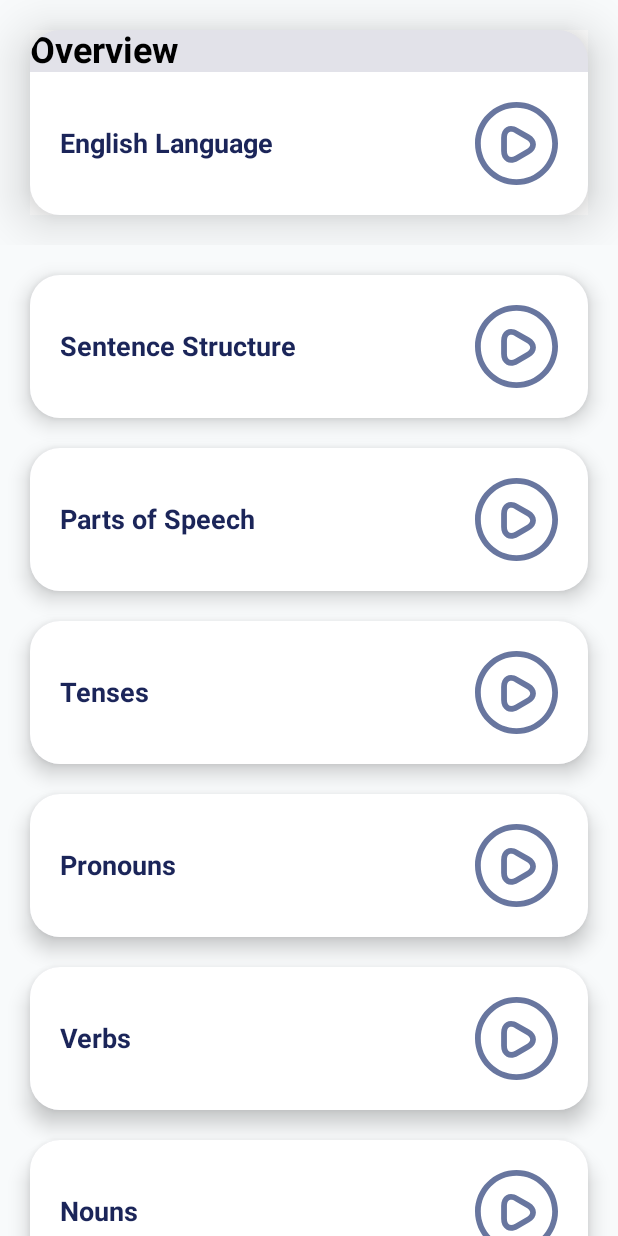
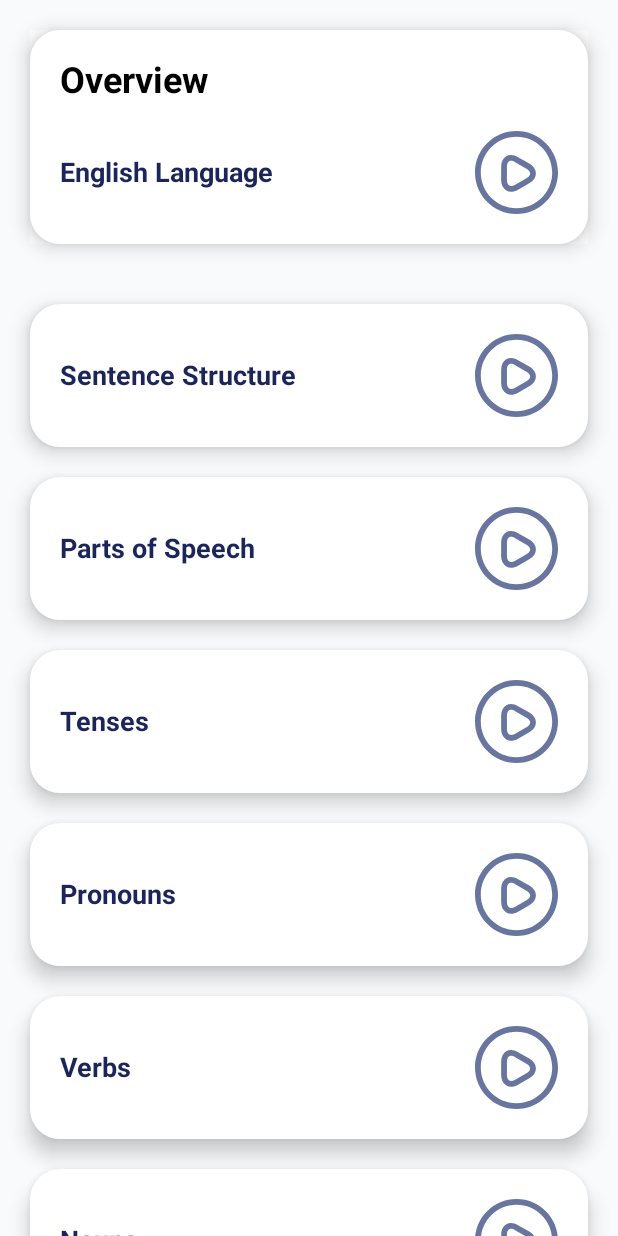
Before and after one commit to ElikplimSunu/Vizium, an Android app built with Jetpack Compose: the CourseActivity screen opened directly, with no data from a screen before it, on a phone screen of 412 x 824 dp. Run offline under Robolectric (Android 15) with nearby library versions, the phone set to English and light mode, and no system bars.

Commit message:
Merged the main branch with the fix-reader branch to update changes

```diff
--- a/app/src/main/java/com/sunueric/prototype1/ui/composables/CourseComposable.kt
+++ b/app/src/main/java/com/sunueric/prototype1/ui/composables/CourseComposable.kt
@@ -14,8 +14,10 @@ import androidx.compose.foundation.combinedClickable
 import androidx.compose.foundation.layout.Arrangement
 import androidx.compose.foundation.layout.Column
 import androidx.compose.foundation.layout.Row
+import androidx.compose.foundation.layout.Spacer
 import androidx.compose.foundation.layout.fillMaxSize
 import androidx.compose.foundation.layout.fillMaxWidth
+import androidx.compose.foundation.layout.height
 import androidx.compose.foundation.layout.padding
 import androidx.compose.foundation.lazy.LazyColumn
 import androidx.compose.foundation.lazy.items
@@ -55,27 +57,15 @@ fun CourseScreen(){
 
         Card(
             elevation = CardDefaults.cardElevation(
-                defaultElevation = 20.dp
+                defaultElevation = 8.dp
             ),
             shape = RoundedCornerShape(20.dp),
             modifier = Modifier
                 .fillMaxWidth()
                 .padding(20.dp)
                 .background(color = Color.White)
-
-
         ) {
-            Text(
-                text = "Overview",
-                style = TextStyle(
-                    fontSize = 24.sp,
-                    fontWeight = FontWeight.Bold,
-                    color = Color.Black
-                ).copy(lineHeight = 32.sp)
-            )
-            Row(
-                modifier = Modifier
-                    .fillMaxWidth()
+            Column (modifier = Modifier
                 .background(color = Color.White)
                 .combinedClickable(
                     onClick = {
@@ -116,12 +106,29 @@ fun CourseScreen(){
 
                     }
                 )
-                    .padding(20.dp),
+                .padding(20.dp)) {
+                Text(
+                    text = "Overview",
+                    style = TextStyle(
+                        fontSize = 24.sp,
+                        fontWeight = FontWeight.Bold,
+                        color = Color.Black
+                    ).copy(lineHeight = 32.sp)
+                )
+
+                Spacer(modifier = Modifier.height(19.dp))
+
+                Row(
+                    modifier = Modifier
+                        .fillMaxWidth()
+                        .background(color = Color.White),
                     horizontalArrangement = Arrangement.SpaceBetween,
                     verticalAlignment = Alignment.CenterVertically
                 ) {
                     Text(
-                    modifier = Modifier.weight(5f), text = "English Language", style = TextStyle(
+                        modifier = Modifier.weight(5f),
+                        text = "English Language",
+                        style = TextStyle(
                             fontSize = 18.sp,
                             fontWeight = FontWeight.Bold,
                             color = Color(0xFF1B2559)
@@ -130,8 +137,9 @@ fun CourseScreen(){
                     Image(
                         modifier = Modifier.weight(1f),
                         painter = painterResource(id = R.drawable.play_button),
-                    contentDescription = "Play course"
+                        contentDescription = "Play overview"
                     )
+                }
             }
         }
 
--- a/app/src/main/java/com/sunueric/prototype1/ui/composables/ReaderComposable.kt
+++ b/app/src/main/java/com/sunueric/prototype1/ui/composables/ReaderComposable.kt
@@ -365,6 +365,7 @@ private fun generateSpeechAudio(context: Context, tts: TextToSpeech, text: Strin
 
 private fun playText(mediaPlayer: MediaPlayer, filePath: String, scope: CoroutineScope, startPosition: Int, spokenWordIndex: Int, onTogglePlayPause: (Boolean) -> Unit) {
     mediaPlayer.reset()
+    try {
         mediaPlayer.setDataSource(filePath)
         mediaPlayer.setAudioAttributes(
             AudioAttributes.Builder()
@@ -372,6 +373,9 @@ private fun playText(mediaPlayer: MediaPlayer, filePath: String, scope: Coroutin
                 .setContentType(AudioAttributes.CONTENT_TYPE_SPEECH)
                 .build()
         )
+    } catch (e: IOException) {
+        e.printStackTrace()
+    }
     try {
         mediaPlayer.prepareAsync()
         mediaPlayer.setOnPreparedListener { mp ->
```
Lines whose indentation alone changed are shown as unchanged.
